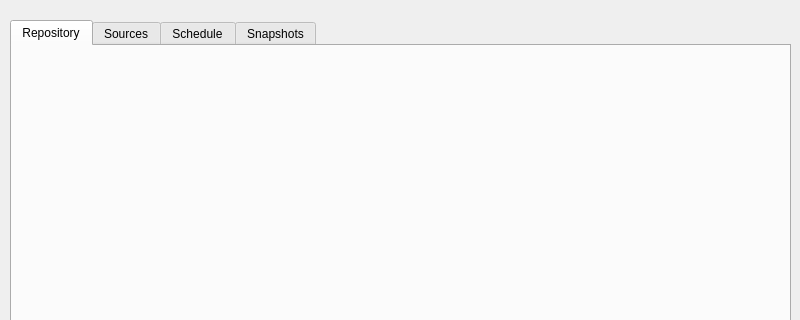
Qt form src/vorta/assets/UI/mainwindow.ui (borgbase/vorta) before a commit; both pictures show x 0 to 800 and y 0 to 320 of the 800 by 600 pixel window.
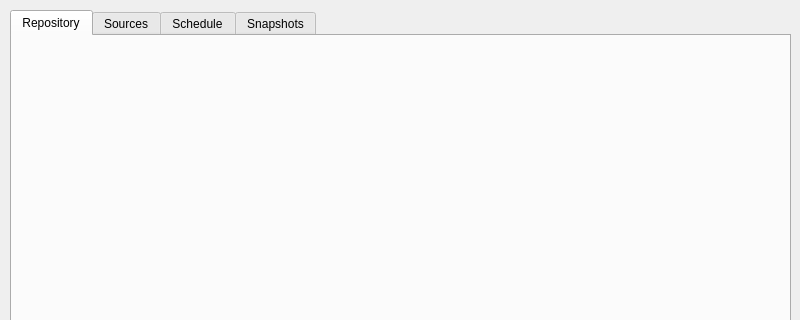
The same form after that commit.

```diff
--- a/src/vorta/assets/UI/mainwindow.ui
+++ b/src/vorta/assets/UI/mainwindow.ui
@@ -43,7 +43,7 @@
       <number>10</number>
      </property>
      <property name="topMargin">
-      <number>20</number>
+      <number>10</number>
      </property>
      <property name="rightMargin">
       <number>10</number>
```
